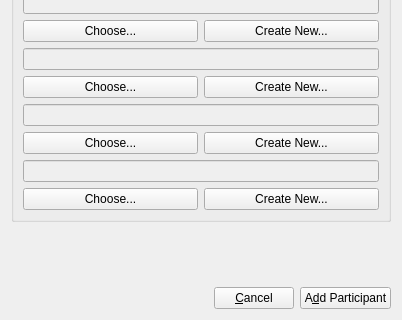
Qt form Forms/ui_addGroupParticipantDialog.ui (diana134/afs) before a commit; both pictures show x 0 to 402 and y 160 to 480 of the 402 by 480 pixel window.
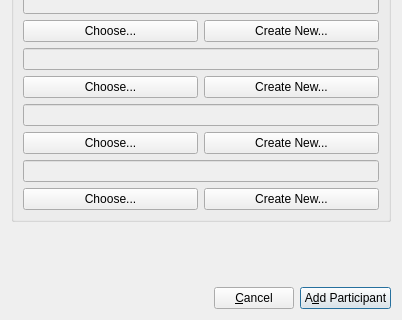
The same form after that commit.

Diff of the .ui file:
```diff
--- a/Forms/ui_addGroupParticipantDialog.ui
+++ b/Forms/ui_addGroupParticipantDialog.ui
@@ -42,6 +42,9 @@
      <property name="text">
       <string>A&amp;dd Participant</string>
      </property>
+     <property name="default">
+      <bool>true</bool>
+     </property>
     </widget>
    </item>
    <item row="0" column="0" colspan="3">
```
